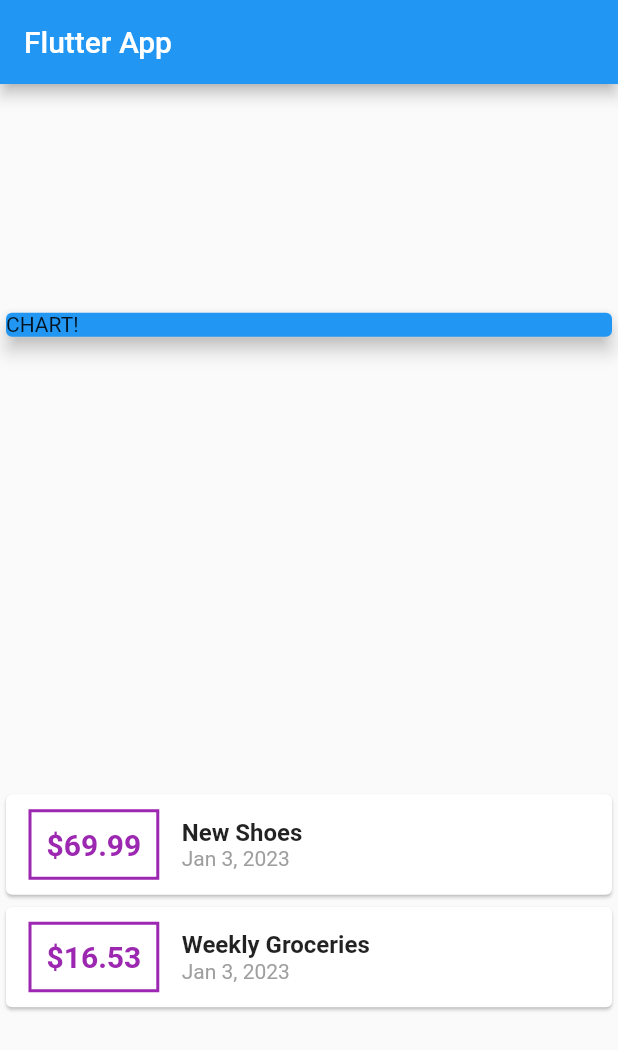
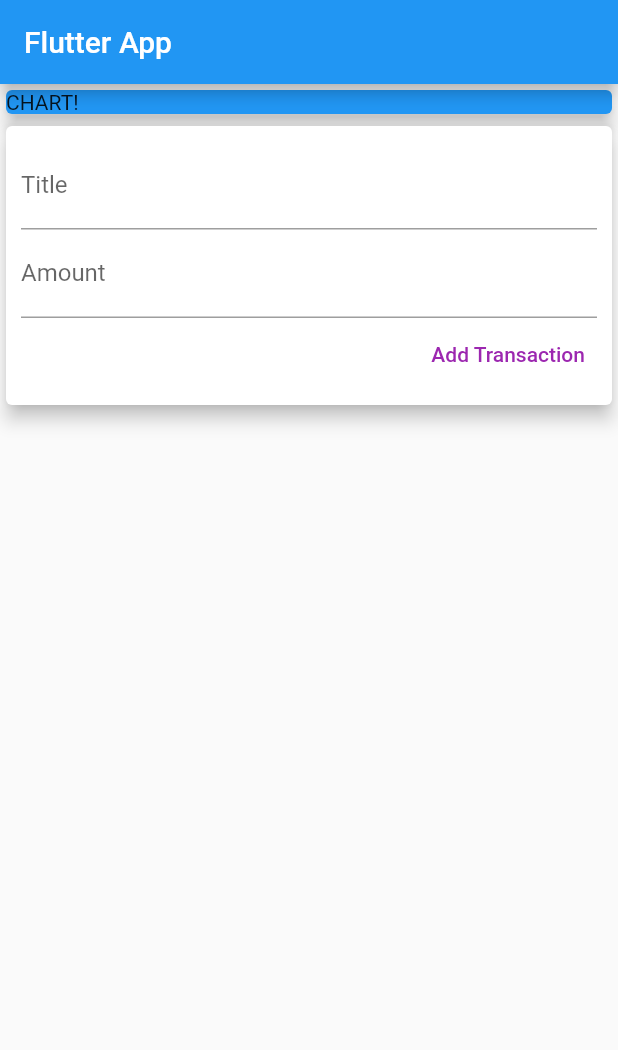
Before and after one commit to vtmonilgandhi/Flutter-Demos, a Flutter app: the screen it shows after launch, on a phone screen of 412 x 824 dp. Shown: the top 1050 px of the screen. Run offline on Flutter 3.47's test engine with Material 2 defaults, Android fonts, the phone set to English and light mode, and no system bars; our stand-ins replace camera, firebase_database, shared_preferences, sqflite; accounts and stored records are empty; project files that could hold a hidden picture were left out.

Commit message:
Format code

```diff
--- a/expanse_planner/lib/main.dart
+++ b/expanse_planner/lib/main.dart
@@ -1,6 +1,5 @@
-import 'package:expanse_planner/transaction.dart';
+import 'package:expanse_planner/widgets/user_transaction.dart';
 import 'package:flutter/material.dart';
-import 'package:intl/intl.dart';
 
 void main() {
   runApp(const MyApp());
@@ -22,15 +21,8 @@
 }
 
 class MyHomePage extends StatelessWidget {
-  final List<Transaction> transactions = [
-    Transaction(
-        id: 't1', title: 'New Shoes', amount: 69.99, date: DateTime.now()),
-    Transaction(
-        id: 't2',
-        title: 'Weekly Groceries',
-        amount: 16.53,
-        date: DateTime.now())
-  ];
+  // late String titleInput;
+  // late String amountInput;
 
   MyHomePage({super.key, required this.title});
   final String title;
@@ -41,7 +33,7 @@
         title: const Text('Flutter App'),
       ),
       body: Column(
-        mainAxisAlignment: MainAxisAlignment.spaceAround,
+        // mainAxisAlignment: MainAxisAlignment.spaceAround,
         crossAxisAlignment: CrossAxisAlignment.stretch,
         children: <Widget>[
           const SizedBox(
@@ -52,38 +44,7 @@
               child: Text('CHART!'),
             ),
           ),
-          Column(
-            children: transactions.map((tx) {
-              return Card(
-                child: Row(
-                  children: [
-                    Container(
-                      margin: const EdgeInsets.symmetric(
-                          vertical: 10, horizontal: 15),
-                      decoration: BoxDecoration(
-                          border: Border.all(color: Colors.purple, width: 2)),
-                      padding: const EdgeInsets.all(10),
-                      child: Text('\$${tx.amount}',
-                          style: const TextStyle(
-                              fontWeight: FontWeight.bold,
-                              fontSize: 20,
-                              color: Colors.purple)),
-                    ),
-                    Column(
-                      crossAxisAlignment: CrossAxisAlignment.start,
-                      children: [
-                        Text(tx.title,
-                            style: const TextStyle(
-                                fontWeight: FontWeight.bold, fontSize: 16)),
-                        Text(DateFormat.yMMMd().format(tx.date),
-                            style: const TextStyle(color: Colors.grey))
-                      ],
-                    )
-                  ],
-                ),
-              );
-            }).toList(),
-          )
+          UserTransactions()
         ],
       ),
     );
--- /dev/null
+++ b/expanse_planner/lib/widgets/new_transaction.dart
@@ -0,0 +1,42 @@
+import 'package:flutter/material.dart';
+
+class NewTransaction extends StatelessWidget {
+  final titleController = TextEditingController();
+  final amountController = TextEditingController();
+  final Function addTx;
+  NewTransaction({super.key, required this.addTx});
+
+  @override
+  Widget build(BuildContext context) {
+    return Card(
+      elevation: 5,
+      child: Container(
+        // margin: const EdgeInsets.all(5),
+        padding: const EdgeInsets.all(10),
+        child: Column(
+          crossAxisAlignment: CrossAxisAlignment.end,
+          children: [
+            TextField(
+              decoration: const InputDecoration(labelText: 'Title'),
+              controller: titleController,
+              // onChanged: (val) => titleInput = val,
+            ),
+            TextField(
+              decoration: const InputDecoration(labelText: 'Amount'),
+              controller: amountController,
+              // onChanged: (val) => amountInput = val,
+            ),
+            TextButton(
+              onPressed: () {
+                addTx(
+                    titleController.text, double.parse(amountController.text));
+              },
+              style: TextButton.styleFrom(foregroundColor: Colors.purple),
+              child: const Text('Add Transaction'),
+            ),
+          ],
+        ),
+      ),
+    );
+  }
+}
--- /dev/null
+++ b/expanse_planner/lib/widgets/transaction_list.dart
@@ -0,0 +1,43 @@
+import 'package:flutter/material.dart';
+import 'package:intl/intl.dart';
+import '../models/transaction.dart';
+
+class TransactionList extends StatelessWidget {
+  final List<Transaction> transactions;
+  const TransactionList(this.transactions, {super.key});
+  @override
+  Widget build(BuildContext context) {
+    return Column(
+      children: transactions.map((tx) {
+        return Card(
+          child: Row(
+            children: [
+              Container(
+                margin:
+                    const EdgeInsets.symmetric(vertical: 10, horizontal: 15),
+                decoration: BoxDecoration(
+                    border: Border.all(color: Colors.purple, width: 2)),
+                padding: const EdgeInsets.all(10),
+                child: Text('\$${tx.amount}',
+                    style: const TextStyle(
+                        fontWeight: FontWeight.bold,
+                        fontSize: 20,
+                        color: Colors.purple)),
+              ),
+              Column(
+                crossAxisAlignment: CrossAxisAlignment.start,
+                children: [
+                  Text(tx.title,
+                      style: const TextStyle(
+                          fontWeight: FontWeight.bold, fontSize: 16)),
+                  Text(DateFormat.yMMMd().format(tx.date),
+                      style: const TextStyle(color: Colors.grey))
+                ],
+              )
+            ],
+          ),
+        );
+      }).toList(),
+    );
+  }
+}
--- /dev/null
+++ b/expanse_planner/lib/widgets/user_transaction.dart
@@ -0,0 +1,39 @@
+import 'package:flutter/material.dart';
+import '../models/transaction.dart';
+import 'new_transaction.dart';
+import 'transaction_list.dart';
+
+class UserTransactions extends StatefulWidget {
+  const UserTransactions({super.key});
+
+  @override
+  State<UserTransactions> createState() => _UserTransactionsState();
+}
+
+class _UserTransactionsState extends State<UserTransactions> {
+  final List<Transaction> _userTransactions = [];
+
+  void _addNewTransaction(String txTitle, double txAmount) {
+    final newTx = Transaction(
+        id: DateTime.now().toString(),
+        title: txTitle,
+        amount: txAmount,
+        date: DateTime.now());
+
+    setState(() {
+      _userTransactions.add(newTx);
+    });
+  }
+
+  @override
+  Widget build(BuildContext context) {
+    return Column(
+      children: [
+        NewTransaction(
+          addTx: _addNewTransaction,
+        ),
+        TransactionList(_userTransactions)
+      ],
+    );
+  }
+}
```
Also changed, not shown: expanse_planner/lib/models/transaction.dart (renamed from expanse_planner/lib/transaction.dart).
